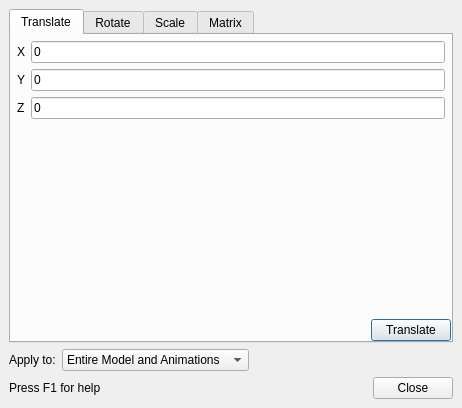
Old version of the form src/qtui/transformwin.ui in the repository zturtleman/mm3d.
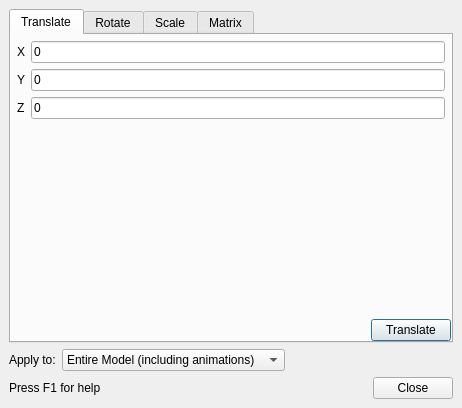
New version of the form.

Commit message: Added "Apply to Selected" to Transform Model.

The edit to the form file:
```diff
--- a/src/qtui/transformwin.ui
+++ b/src/qtui/transformwin.ui
@@ -667,10 +667,18 @@
       </widget>
      </item>
      <item>
-      <widget class="QComboBox" name="comboBox5" >
+      <widget class="QComboBox" name="m_scope" >
+       <property name="currentIndex" >
+        <number>1</number>
+       </property>
        <item>
         <property name="text" >
-         <string>Entire Model and Animations</string>
+         <string>Selected (including animations)</string>
+        </property>
+       </item>
+       <item>
+        <property name="text" >
+         <string>Entire Model (including animations)</string>
         </property>
        </item>
       </widget>
```
Left out of the diff: 2 changed lines with no effect on the pictures. The commit also changes 6 other files.
